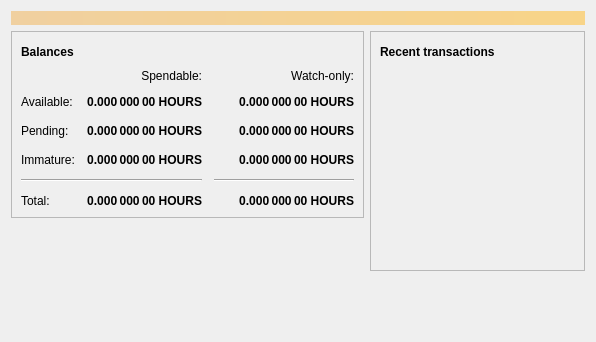
First picture: the form in src/qt/forms/overviewpage.ui, repository HoursDEV01/Hours, before the edit.
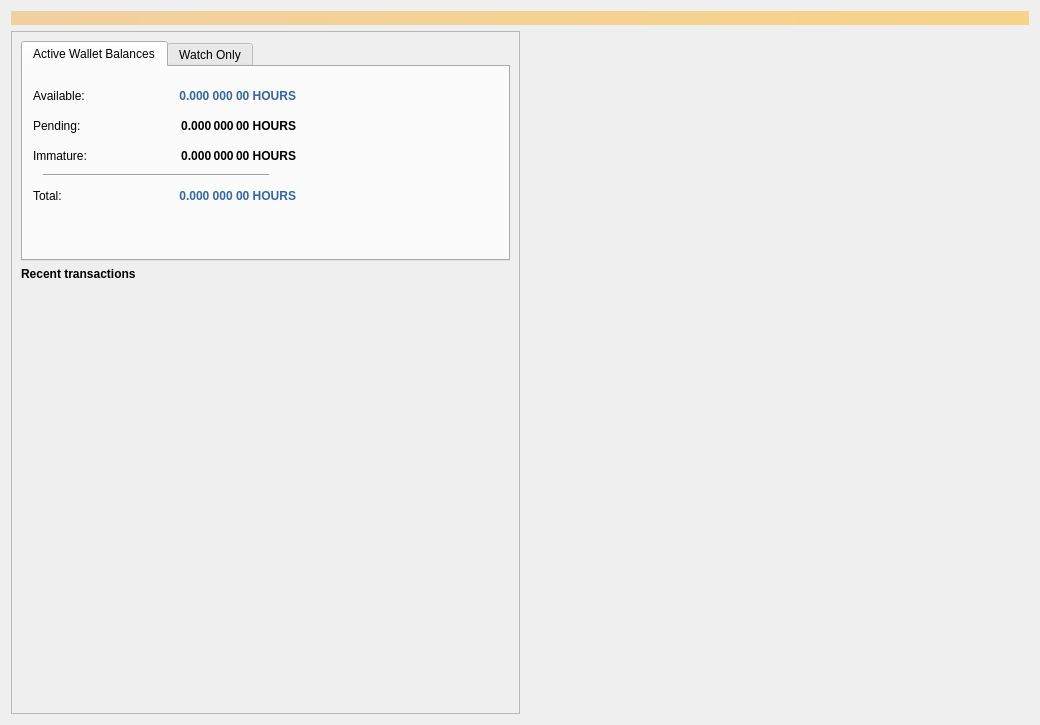
Second picture: the form after the edit. Icons and pictures are not drawn.

What changed in the file:
```diff
--- a/src/qt/forms/overviewpage.ui
+++ b/src/qt/forms/overviewpage.ui
@@ -6,8 +6,8 @@
    <rect>
     <x>0</x>
     <y>0</y>
-    <width>596</width>
-    <height>342</height>
+    <width>1040</width>
+    <height>725</height>
    </rect>
   </property>
   <property name="windowTitle">
@@ -47,25 +47,38 @@
          </property>
          <layout class="QVBoxLayout" name="verticalLayout_4">
           <item>
-           <layout class="QHBoxLayout" name="horizontalLayout_4">
-            <item>
-             <widget class="QLabel" name="label_5">
-              <property name="font">
-               <font>
-                <weight>75</weight>
-                <bold>true</bold>
-               </font>
-              </property>
-              <property name="text">
-               <string>Balances</string>
-              </property>
-             </widget>
-            </item>
-            <item>
-             <widget class="QPushButton" name="labelWalletStatus">
+           <widget class="QTabWidget" name="tabWidget">
+            <property name="sizePolicy">
+             <sizepolicy hsizetype="Expanding" vsizetype="Fixed">
+              <horstretch>0</horstretch>
+              <verstretch>0</verstretch>
+             </sizepolicy>
+            </property>
+            <property name="minimumSize">
+             <size>
+              <width>0</width>
+              <height>220</height>
+             </size>
+            </property>
+            <property name="currentIndex">
+             <number>0</number>
+            </property>
+            <widget class="QWidget" name="tab">
+             <attribute name="title">
+              <string>Active Wallet Balances</string>
+             </attribute>
+             <widget class="QPushButton" name="labelTransactionsStatus">
               <property name="enabled">
                <bool>true</bool>
               </property>
+              <property name="geometry">
+               <rect>
+                <x>430</x>
+                <y>10</y>
+                <width>30</width>
+                <height>30</height>
+               </rect>
+              </property>
               <property name="maximumSize">
                <size>
                 <width>30</width>
@@ -93,29 +106,28 @@
                <bool>true</bool>
               </property>
              </widget>
-            </item>
-            <item>
-             <spacer name="horizontalSpacer_3">
-              <property name="orientation">
-               <enum>Qt::Horizontal</enum>
+             <widget class="QLabel" name="labelBalanceText">
+              <property name="geometry">
+               <rect>
+                <x>10</x>
+                <y>20</y>
+                <width>66</width>
+                <height>17</height>
+               </rect>
               </property>
-              <property name="sizeHint" stdset="0">
-               <size>
-                <width>40</width>
-                <height>20</height>
-               </size>
+              <property name="text">
+               <string>Available:</string>
               </property>
-             </spacer>
-            </item>
-           </layout>
-          </item>
-          <item>
-           <layout class="QGridLayout" name="gridLayout">
-            <property name="spacing">
-             <number>12</number>
-            </property>
-            <item row="2" column="2">
-             <widget class="QLabel" name="labelWatchPending">
+             </widget>
+             <widget class="QLabel" name="labelBalance">
+              <property name="geometry">
+               <rect>
+                <x>130</x>
+                <y>20</y>
+                <width>143</width>
+                <height>18</height>
+               </rect>
+              </property>
               <property name="font">
                <font>
                 <weight>75</weight>
@@ -129,7 +141,7 @@
                <string>Unconfirmed transactions to watch-only addresses</string>
               </property>
               <property name="text">
-               <string notr="true">0.000 000 00 HOURS</string>
+               <string notr="true">&lt;html&gt;&lt;head/&gt;&lt;body&gt;&lt;p&gt;&lt;span style=&quot; color:#3465a4;&quot;&gt;0.000 000 00 HOURS&lt;/span&gt;&lt;/p&gt;&lt;/body&gt;&lt;/html&gt;</string>
               </property>
               <property name="alignment">
                <set>Qt::AlignRight|Qt::AlignTrailing|Qt::AlignVCenter</set>
@@ -138,9 +150,15 @@
                <set>Qt::LinksAccessibleByMouse|Qt::TextSelectableByKeyboard|Qt::TextSelectableByMouse</set>
               </property>
              </widget>
-            </item>
-            <item row="2" column="1">
              <widget class="QLabel" name="labelUnconfirmed">
+              <property name="geometry">
+               <rect>
+                <x>130</x>
+                <y>50</y>
+                <width>143</width>
+                <height>18</height>
+               </rect>
+              </property>
               <property name="font">
                <font>
                 <weight>75</weight>
@@ -163,67 +181,41 @@
                <set>Qt::LinksAccessibleByMouse|Qt::TextSelectableByKeyboard|Qt::TextSelectableByMouse</set>
               </property>
              </widget>
-            </item>
-            <item row="3" column="2">
-             <widget class="QLabel" name="labelWatchImmature">
-              <property name="font">
-               <font>
-                <weight>75</weight>
-                <bold>true</bold>
-               </font>
+             <widget class="Line" name="line_2">
+              <property name="geometry">
+               <rect>
+                <x>20</x>
+                <y>100</y>
+                <width>226</width>
+                <height>16</height>
+               </rect>
               </property>
-              <property name="cursor">
-               <cursorShape>IBeamCursor</cursorShape>
-              </property>
-              <property name="toolTip">
-               <string>Mined balance in watch-only addresses that has not yet matured</string>
-              </property>
-              <property name="text">
-               <string notr="true">0.000 000 00 HOURS</string>
-              </property>
-              <property name="alignment">
-               <set>Qt::AlignRight|Qt::AlignTrailing|Qt::AlignVCenter</set>
-              </property>
-              <property name="textInteractionFlags">
-               <set>Qt::LinksAccessibleByMouse|Qt::TextSelectableByKeyboard|Qt::TextSelectableByMouse</set>
-              </property>
-             </widget>
-            </item>
-            <item row="4" column="0" colspan="2">
-             <widget class="Line" name="line">
               <property name="orientation">
                <enum>Qt::Horizontal</enum>
               </property>
              </widget>
-            </item>
-            <item row="4" column="2">
-             <widget class="Line" name="lineWatchBalance">
-              <property name="sizePolicy">
-               <sizepolicy hsizetype="Preferred" vsizetype="Fixed">
-                <horstretch>0</horstretch>
-                <verstretch>0</verstretch>
-               </sizepolicy>
-              </property>
-              <property name="minimumSize">
-               <size>
-                <width>140</width>
-                <height>0</height>
-               </size>
-              </property>
-              <property name="orientation">
-               <enum>Qt::Horizontal</enum>
-              </property>
-             </widget>
-            </item>
-            <item row="5" column="0">
              <widget class="QLabel" name="labelTotalText">
+              <property name="geometry">
+               <rect>
+                <x>10</x>
+                <y>120</y>
+                <width>39</width>
+                <height>17</height>
+               </rect>
+              </property>
               <property name="text">
                <string>Total:</string>
               </property>
              </widget>
-            </item>
-            <item row="3" column="1">
              <widget class="QLabel" name="labelImmature">
+              <property name="geometry">
+               <rect>
+                <x>130</x>
+                <y>80</y>
+                <width>143</width>
+                <height>18</height>
+               </rect>
+              </property>
               <property name="font">
                <font>
                 <weight>75</weight>
@@ -246,29 +238,28 @@
                <set>Qt::LinksAccessibleByMouse|Qt::TextSelectableByKeyboard|Qt::TextSelectableByMouse</set>
               </property>
              </widget>
-            </item>
-            <item row="2" column="3">
-             <spacer name="horizontalSpacer_2">
-              <property name="orientation">
-               <enum>Qt::Horizontal</enum>
-              </property>
-              <property name="sizeHint" stdset="0">
-               <size>
-                <width>40</width>
-                <height>20</height>
-               </size>
-              </property>
-             </spacer>
-            </item>
-            <item row="3" column="0">
              <widget class="QLabel" name="labelImmatureText">
+              <property name="geometry">
+               <rect>
+                <x>10</x>
+                <y>80</y>
+                <width>71</width>
+                <height>17</height>
+               </rect>
+              </property>
               <property name="text">
                <string>Immature:</string>
               </property>
              </widget>
-            </item>
-            <item row="5" column="1">
              <widget class="QLabel" name="labelTotal">
+              <property name="geometry">
+               <rect>
+                <x>130</x>
+                <y>120</y>
+                <width>143</width>
+                <height>18</height>
+               </rect>
+              </property>
               <property name="font">
                <font>
                 <weight>75</weight>
@@ -282,7 +273,7 @@
                <string>Your current total balance</string>
               </property>
               <property name="text">
-               <string notr="true">0.000 000 00 HOURS</string>
+               <string notr="true">&lt;html&gt;&lt;head/&gt;&lt;body&gt;&lt;p&gt;&lt;span style=&quot; color:#3465a4;&quot;&gt;0.000 000 00 HOURS&lt;/span&gt;&lt;/p&gt;&lt;/body&gt;&lt;/html&gt;</string>
               </property>
               <property name="alignment">
                <set>Qt::AlignRight|Qt::AlignTrailing|Qt::AlignVCenter</set>
@@ -291,20 +282,32 @@
                <set>Qt::LinksAccessibleByMouse|Qt::TextSelectableByKeyboard|Qt::TextSelectableByMouse</set>
               </property>
              </widget>
-            </item>
-            <item row="5" column="2">
-             <widget class="QLabel" name="labelWatchTotal">
-              <property name="font">
-               <font>
-                <weight>75</weight>
-                <bold>true</bold>
-               </font>
+             <widget class="QLabel" name="labelPendingText">
+              <property name="geometry">
+               <rect>
+                <x>10</x>
+                <y>50</y>
+                <width>60</width>
+                <height>17</height>
+               </rect>
               </property>
-              <property name="cursor">
-               <cursorShape>IBeamCursor</cursorShape>
+              <property name="text">
+               <string>Pending:</string>
               </property>
-              <property name="toolTip">
-               <string>Current total balance in watch-only addresses</string>
+             </widget>
+            </widget>
+            <widget class="QWidget" name="tab_2">
+             <attribute name="title">
+              <string>Watch Only</string>
+             </attribute>
+             <widget class="QLabel" name="labelImmatureText_2">
+              <property name="geometry">
+               <rect>
+                <x>10</x>
+                <y>80</y>
+                <width>71</width>
+                <height>17</height>
+               </rect>
               </property>
               <property name="text">
                <string notr="true">0.000 000 00 HOURS</string>
@@ -316,51 +319,54 @@
                <set>Qt::LinksAccessibleByMouse|Qt::TextSelectableByKeyboard|Qt::TextSelectableByMouse</set>
               </property>
              </widget>
-            </item>
-            <item row="0" column="2">
-             <widget class="QLabel" name="labelWatchonly">
+             <widget class="QLabel" name="labelPendingText_2">
+              <property name="geometry">
+               <rect>
+                <x>10</x>
+                <y>50</y>
+                <width>60</width>
+                <height>17</height>
+               </rect>
+              </property>
               <property name="text">
-               <string>Watch-only:</string>
+               <string>Pending:</string>
               </property>
-              <property name="alignment">
-               <set>Qt::AlignRight|Qt::AlignTrailing|Qt::AlignVCenter</set>
-              </property>
              </widget>
-            </item>
-            <item row="1" column="0">
-             <widget class="QLabel" name="labelBalanceText">
+             <widget class="QLabel" name="labelBalanceText_2">
+              <property name="geometry">
+               <rect>
+                <x>10</x>
+                <y>20</y>
+                <width>66</width>
+                <height>17</height>
+               </rect>
+              </property>
               <property name="text">
                <string>Available:</string>
               </property>
              </widget>
-            </item>
-            <item row="1" column="1">
-             <widget class="QLabel" name="labelBalance">
-              <property name="font">
-               <font>
-                <weight>75</weight>
-                <bold>true</bold>
-               </font>
+             <widget class="Line" name="line_3">
+              <property name="geometry">
+               <rect>
+                <x>20</x>
+                <y>100</y>
+                <width>226</width>
+                <height>16</height>
+               </rect>
               </property>
-              <property name="cursor">
-               <cursorShape>IBeamCursor</cursorShape>
-              </property>
-              <property name="toolTip">
-               <string>Your current spendable balance</string>
-              </property>
-              <property name="text">
-               <string notr="true">0.000 000 00 HOURS</string>
-              </property>
-              <property name="alignment">
-               <set>Qt::AlignRight|Qt::AlignTrailing|Qt::AlignVCenter</set>
-              </property>
-              <property name="textInteractionFlags">
-               <set>Qt::LinksAccessibleByMouse|Qt::TextSelectableByKeyboard|Qt::TextSelectableByMouse</set>
+              <property name="orientation">
+               <enum>Qt::Horizontal</enum>
               </property>
              </widget>
-            </item>
-            <item row="1" column="2">
              <widget class="QLabel" name="labelWatchAvailable">
+              <property name="geometry">
+               <rect>
+                <x>130</x>
+                <y>20</y>
+                <width>143</width>
+                <height>18</height>
+               </rect>
+              </property>
               <property name="font">
                <font>
                 <weight>75</weight>
@@ -383,120 +389,120 @@
                <set>Qt::LinksAccessibleByMouse|Qt::TextSelectableByKeyboard|Qt::TextSelectableByMouse</set>
               </property>
              </widget>
-            </item>
-            <item row="2" column="0">
-             <widget class="QLabel" name="labelPendingText">
+             <widget class="QLabel" name="labelWatchPending">
+              <property name="geometry">
+               <rect>
+                <x>130</x>
+                <y>50</y>
+                <width>143</width>
+                <height>20</height>
+               </rect>
+              </property>
+              <property name="font">
+               <font>
+                <weight>75</weight>
+                <bold>true</bold>
+               </font>
+              </property>
+              <property name="cursor">
+               <cursorShape>IBeamCursor</cursorShape>
+              </property>
+              <property name="toolTip">
+               <string>Unconfirmed transactions to watch-only addresses</string>
+              </property>
               <property name="text">
-               <string>Pending:</string>
+               <string notr="true">0.000 000 00 HOURS</string>
               </property>
              </widget>
-            </item>
-            <item row="0" column="1">
-             <widget class="QLabel" name="labelSpendable">
+             <widget class="QLabel" name="labelWatchImmature">
+              <property name="geometry">
+               <rect>
+                <x>130</x>
+                <y>80</y>
+                <width>143</width>
+                <height>18</height>
+               </rect>
+              </property>
+              <property name="font">
+               <font>
+                <weight>75</weight>
+                <bold>true</bold>
+               </font>
+              </property>
+              <property name="cursor">
+               <cursorShape>IBeamCursor</cursorShape>
+              </property>
+              <property name="toolTip">
+               <string>Mined balance in watch-only addresses that has not yet matured</string>
+              </property>
               <property name="text">
-               <string>Spendable:</string>
+               <string notr="true">0.000 000 00 HOURS</string>
               </property>
               <property name="alignment">
                <set>Qt::AlignRight|Qt::AlignTrailing|Qt::AlignVCenter</set>
               </property>
              </widget>
-            </item>
-           </layout>
+             <widget class="QLabel" name="labelWatchTotal">
+              <property name="geometry">
+               <rect>
+                <x>130</x>
+                <y>120</y>
+                <width>143</width>
+                <height>18</height>
+               </rect>
+              </property>
+              <property name="font">
+               <font>
+                <weight>75</weight>
+                <bold>true</bold>
+               </font>
+              </property>
+              <property name="cursor">
+               <cursorShape>IBeamCursor</cursorShape>
+              </property>
+              <property name="toolTip">
+               <string>Current total balance in watch-only addresses</string>
+              </property>
+              <property name="text">
+               <string notr="true">0.000 000 00 HOURS</string>
+              </property>
+              <property name="alignment">
+               <set>Qt::AlignRight|Qt::AlignTrailing|Qt::AlignVCenter</set>
+              </property>
+              <property name="textInteractionFlags">
+               <set>Qt::LinksAccessibleByMouse|Qt::TextSelectableByKeyboard|Qt::TextSelectableByMouse</set>
+              </property>
+             </widget>
+            </widget>
+           </widget>
           </item>
-         </layout>
-        </widget>
-       </item>
-       <item>
-        <spacer name="verticalSpacer">
-         <property name="orientation">
-          <enum>Qt::Vertical</enum>
-         </property>
-         <property name="sizeHint" stdset="0">
-          <size>
-           <width>20</width>
-           <height>40</height>
-          </size>
-         </property>
-        </spacer>
-       </item>
-      </layout>
-     </item>
-     <item>
-      <layout class="QVBoxLayout" name="verticalLayout_3">
-       <item>
-        <widget class="QFrame" name="frame_2">
-         <property name="frameShape">
-          <enum>QFrame::StyledPanel</enum>
-         </property>
-         <property name="frameShadow">
-          <enum>QFrame::Raised</enum>
-         </property>
-         <layout class="QVBoxLayout" name="verticalLayout">
           <item>
-           <layout class="QHBoxLayout" name="horizontalLayout_2">
-            <item>
-             <widget class="QLabel" name="label_4">
-              <property name="font">
-               <font>
-                <weight>75</weight>
-                <bold>true</bold>
-               </font>
-              </property>
-              <property name="text">
-               <string>Recent transactions</string>
-              </property>
-             </widget>
-            </item>
-            <item>
-             <widget class="QPushButton" name="labelTransactionsStatus">
-              <property name="enabled">
-               <bool>true</bool>
-              </property>
-              <property name="maximumSize">
-               <size>
-                <width>30</width>
-                <height>16777215</height>
-               </size>
-              </property>
-              <property name="toolTip">
-               <string>The displayed information may be out of date. Your wallet automatically synchronizes with the Hours network after a connection is established, but this process has not completed yet.</string>
-              </property>
-              <property name="text">
-               <string/>
-              </property>
-              <property name="icon">
-               <iconset resource="../bitcoin.qrc">
-                <normaloff>:/icons/warning</normaloff>
-                <disabledoff>:/icons/warning</disabledoff>:/icons/warning</iconset>
-              </property>
-              <property name="iconSize">
-               <size>
-                <width>24</width>
-                <height>24</height>
-               </size>
-              </property>
-              <property name="flat">
-               <bool>true</bool>
-              </property>
-             </widget>
-            </item>
-            <item>
-             <spacer name="horizontalSpacer">
-              <property name="orientation">
-               <enum>Qt::Horizontal</enum>
-              </property>
-              <property name="sizeHint" stdset="0">
-               <size>
-                <width>40</width>
-                <height>20</height>
-               </size>
-              </property>
-             </spacer>
-            </item>
-           </layout>
+           <widget class="QLabel" name="label_4">
+            <property name="font">
+             <font>
+              <weight>75</weight>
+              <bold>true</bold>
+             </font>
+            </property>
+            <property name="text">
+             <string>Recent transactions</string>
+            </property>
+           </widget>
           </item>
           <item>
            <widget class="QListView" name="listTransactions">
+            <property name="sizePolicy">
+             <sizepolicy hsizetype="Expanding" vsizetype="Expanding">
+              <horstretch>0</horstretch>
+              <verstretch>0</verstretch>
+             </sizepolicy>
+            </property>
+            <property name="minimumSize">
+             <size>
+              <width>0</width>
+              <height>400</height>
+             </size>
+            </property>
             <property name="styleSheet">
              <string notr="true">QListView { background: transparent; }</string>
             </property>
@@ -514,9 +520,26 @@
             </property>
            </widget>
           </item>
+          <item>
+           <spacer name="verticalSpacer">
+            <property name="orientation">
+             <enum>Qt::Vertical</enum>
+            </property>
+            <property name="sizeHint" stdset="0">
+             <size>
+              <width>20</width>
+              <height>40</height>
+             </size>
+            </property>
+           </spacer>
+          </item>
          </layout>
         </widget>
        </item>
+      </layout>
+     </item>
+     <item>
+      <layout class="QVBoxLayout" name="verticalLayout_3">
        <item>
         <spacer name="verticalSpacer_2">
          <property name="orientation">
```
Left out of the diff: 30 changed lines with no effect on the pictures.
